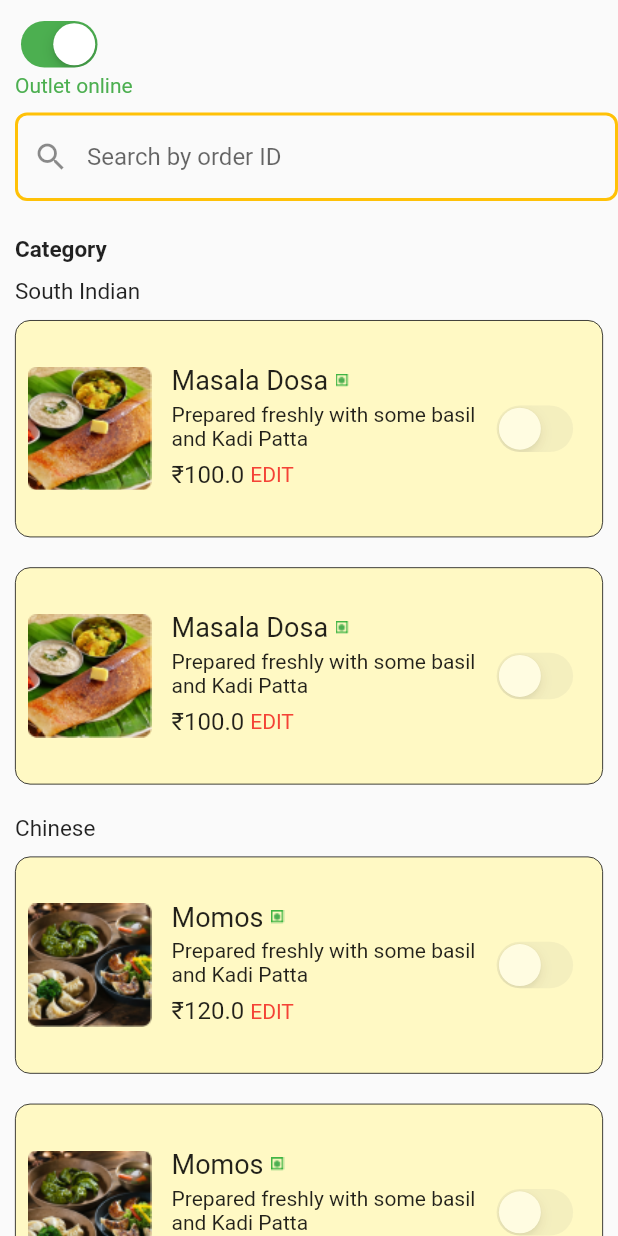
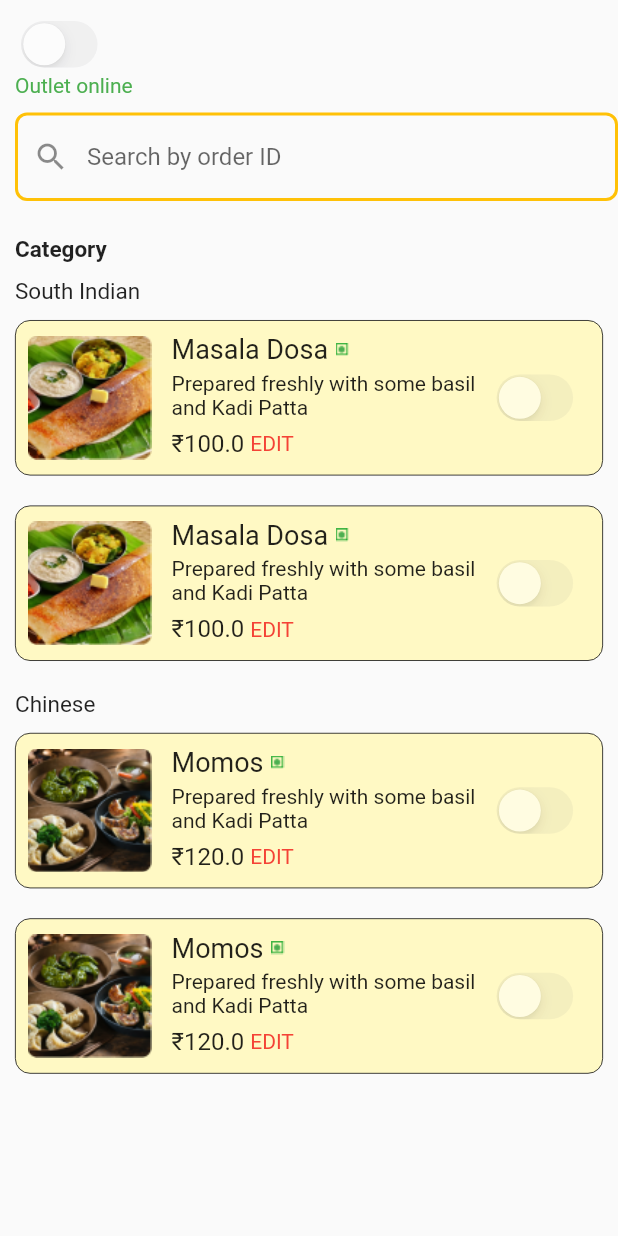
Before and after one commit to AKSHAT564564/Foodistaan-Restuarant, a Flutter app: the Menu screen opened directly, on a phone screen of 412 x 824 dp. Run offline on Flutter 3.47's test engine with Material 2 defaults, Android fonts, the phone set to English and light mode, and no system bars; our stand-ins replace cloud_firestore, firebase_auth, firebase_core, modal_progress_hud_nsn; accounts and stored records are empty.

Commit message:
10-01-2022

```diff
--- a/lib/main.dart
+++ b/lib/main.dart
@@ -11,8 +11,7 @@ void main() async {
   WidgetsFlutterBinding.ensureInitialized();
   await Firebase.initializeApp();
   runApp(MaterialApp(
-    // initialRoute: FirebaseAuth.instance.currentUser != null ? 'Main' : 'L',
-    initialRoute: 'Main',
+    initialRoute: FirebaseAuth.instance.currentUser != null ? 'Main' : 'L',
     routes: {
       'Main': (context) => MainScreenFile(),
       'SS': (context) => SplashScreen(),
--- a/lib/screens/home/home_page.dart
+++ b/lib/screens/home/home_page.dart
@@ -28,7 +28,8 @@ class _HomePageState extends State<HomePage> {
         children: [
           Container(
             padding: EdgeInsets.all(10),
-            height: MediaQuery.of(context).size.height * 0.23,
+            height: MediaQuery.of(context).size.height * 0.14,
+            child: SingleChildScrollView(
               child: Column(
                 mainAxisAlignment: MainAxisAlignment.spaceEvenly,
                 children: [
@@ -57,9 +58,7 @@ class _HomePageState extends State<HomePage> {
                       ),
                     ],
                   ),
-                Container(
-                  height: MediaQuery.of(context).size.height * 0.05,
-                  child: Row(
+                  Row(
                     mainAxisAlignment: MainAxisAlignment.spaceBetween,
                     children: [
                       Text(
@@ -71,15 +70,14 @@ class _HomePageState extends State<HomePage> {
                         size: 20,
                       )
                     ],
-                  ),
                   )
                 ],
               ),
             ),
+          ),
           Container(
             padding: EdgeInsets.all(10),
-            height: MediaQuery.of(context).size.height * 0.15,
-            child: Center(
+            height: MediaQuery.of(context).size.height * 0.1,
             child: TextFormField(
                 decoration: InputDecoration(
                     prefixIcon: Padding(
@@ -99,7 +97,6 @@ class _HomePageState extends State<HomePage> {
                           color: Colors.amber,
                           width: 2.0,
                         )))),
-            ),
           ),
           Container(
             height: MediaQuery.of(context).size.height * 0.08,
@@ -167,18 +164,12 @@ class _HomePageState extends State<HomePage> {
               ],
             ),
           ),
-          SizedBox(
-            height: 20,
-          ),
-          Padding(
-            padding: const EdgeInsets.all(10.0),
-            child: Container(
+          Container(
               child: _orderPreparing
                   ? OrderFunctions().receivedOrder()
                   : _orderReady
                       ? OrderFunctions().readyOrders()
                       : OrderPicked()),
-          ),
         ],
       ),
     );
--- a/lib/screens/home/order_widget.dart
+++ b/lib/screens/home/order_widget.dart
@@ -15,7 +15,6 @@ class _OrderWidgetState extends State<OrderWidget> {
   Widget build(BuildContext context) {
     return Material(
       child: Container(
-        margin: EdgeInsets.only(bottom: 15),
         padding: EdgeInsets.all(10),
         decoration: BoxDecoration(
           border: Border.all(color: Colors.grey, width: 1),
--- a/lib/screens/insights/insight_widget.dart
+++ b/lib/screens/insights/insight_widget.dart
@@ -18,24 +18,26 @@ class _InsightWidgetState extends State<InsightWidget> {
           borderRadius: BorderRadius.circular(10),
           border: Border.all(color: Colors.black, width: 0.5),
         ),
+        child: SingleChildScrollView(
           child: Column(
             children: [
               Container(
                 padding: EdgeInsets.only(left: 15, top: 15),
                 alignment: Alignment.centerLeft,
-              height: MediaQuery.of(context).size.height * 0.12,
+                height: MediaQuery.of(context).size.height * 0.095,
                 child: Column(
                   mainAxisAlignment: MainAxisAlignment.start,
                   crossAxisAlignment: CrossAxisAlignment.start,
                   children: [
                     Text(
                       "Today",
-                    style:
-                        TextStyle(fontSize: 18, fontWeight: FontWeight.normal),
+                      style: TextStyle(
+                          fontSize: 18, fontWeight: FontWeight.normal),
                     ),
                     Text(
                       "Rs.2590.12",
-                    style: TextStyle(fontSize: 20, fontWeight: FontWeight.bold),
+                      style:
+                          TextStyle(fontSize: 20, fontWeight: FontWeight.bold),
                     ),
                   ],
                 ),
@@ -49,12 +51,13 @@ class _InsightWidgetState extends State<InsightWidget> {
                 ),
               ),
               Container(
-              height: MediaQuery.of(context).size.height * 0.15,
+                height: MediaQuery.of(context).size.height * 0.1,
                 padding: EdgeInsets.all(15),
                 child: Row(
                   children: [
                     Container(
                       width: MediaQuery.of(context).size.width * 0.3,
+                      child: SingleChildScrollView(
                         child: Column(
                           mainAxisAlignment: MainAxisAlignment.start,
                           crossAxisAlignment: CrossAxisAlignment.start,
@@ -81,6 +84,7 @@ class _InsightWidgetState extends State<InsightWidget> {
                                   fontWeight: FontWeight.normal),
                             ),
                           ],
+                        ),
                       ),
                     ),
                     Container(
@@ -129,6 +133,7 @@ class _InsightWidgetState extends State<InsightWidget> {
             ],
           ),
         ),
+      ),
     );
   }
 }
--- a/lib/screens/insights/insights.dart
+++ b/lib/screens/insights/insights.dart
@@ -60,7 +60,7 @@ class _InsightsState extends State<Insights> {
           ),
           Container(
             padding: EdgeInsets.all(10),
-            height: MediaQuery.of(context).size.height * 0.31,
+            height: MediaQuery.of(context).size.height * 0.22,
             child: InsightWidget(),
           ),
           Container(
@@ -115,7 +115,7 @@ class _InsightsState extends State<Insights> {
           ),
           Container(
             padding: EdgeInsets.all(10),
-            height: MediaQuery.of(context).size.height * 0.31,
+            height: MediaQuery.of(context).size.height * 0.22,
             child: InsightWidget(),
           ),
         ],
--- a/lib/screens/menu/menu.dart
+++ b/lib/screens/menu/menu.dart
@@ -1,7 +1,6 @@
 import 'package:flutter/cupertino.dart';
 import 'package:flutter/material.dart';
-import 'package:foodistaan_restuarant/screens/menu/menu_widget_offline.dart';
-import 'package:foodistaan_restuarant/screens/menu/menu_widget_online.dart';
+import 'package:foodistaan_restuarant/screens/menu/menu_widget.dart';
 
 class Menu extends StatefulWidget {
   Menu({Key? key}) : super(key: key);
@@ -11,7 +10,7 @@ class Menu extends StatefulWidget {
 }
 
 class _MenuState extends State<Menu> {
-  bool _isOutletOnline = true;
+  bool _switchValue = false;
   @override
   Widget build(BuildContext context) {
     return Scaffold(
@@ -23,19 +22,10 @@ class _MenuState extends State<Menu> {
               mainAxisAlignment: MainAxisAlignment.start,
               crossAxisAlignment: CrossAxisAlignment.start,
               children: [
-                CupertinoSwitch(
-                    activeColor: Colors.green,
-                    value: _isOutletOnline,
-                    onChanged: (value) {
-                      _isOutletOnline = value;
-                      setState(() {});
-                    }),
+                CupertinoSwitch(value: _switchValue, onChanged: null),
                 Text(
-                  _isOutletOnline == true ? "Outlet online" : "Outlet offline",
-                  style: TextStyle(
-                      fontSize: 14,
-                      color:
-                          _isOutletOnline == true ? Colors.green : Colors.red),
+                  "Outlet online",
+                  style: TextStyle(fontSize: 14, color: Colors.green),
                 )
               ],
             ),
@@ -44,7 +34,6 @@ class _MenuState extends State<Menu> {
             padding: EdgeInsets.only(top: 10, left: 10),
             height: MediaQuery.of(context).size.height * 0.1,
             child: TextFormField(
-                enabled: _isOutletOnline == true ? true : false,
                 decoration: InputDecoration(
                     prefixIcon: Padding(
                       padding: EdgeInsets.all(8),
@@ -54,17 +43,13 @@ class _MenuState extends State<Menu> {
                     focusedBorder: OutlineInputBorder(
                         borderRadius: BorderRadius.circular(8),
                         borderSide: BorderSide(
-                          color: _isOutletOnline == true
-                              ? Colors.amber
-                              : Colors.grey,
+                          color: Colors.amber,
                           width: 2.0,
                         )),
                     enabledBorder: OutlineInputBorder(
                         borderRadius: BorderRadius.circular(8),
                         borderSide: BorderSide(
-                          color: _isOutletOnline == true
-                              ? Colors.amber
-                              : Colors.grey,
+                          color: Colors.amber,
                           width: 2.0,
                         )))),
           ),
@@ -84,36 +69,24 @@ class _MenuState extends State<Menu> {
           ),
           Container(
             padding: EdgeInsets.all(10),
-              height: MediaQuery.of(context).size.height * 0.2,
-              child: _isOutletOnline == true
-                  ? MenuWidgetOnline(
+            height: MediaQuery.of(context).size.height * 0.15,
+            child: MenuWidget(
               name: "Masala Dosa",
               image: "dosa.png",
               desc: "Prepared freshly with some basil and Kadi Patta",
               price: 100,
-                    )
-                  : MenuWidgetOffline(
+            ),
+          ),
+          Container(
+            padding: EdgeInsets.all(10),
+            height: MediaQuery.of(context).size.height * 0.15,
+            child: MenuWidget(
               name: "Masala Dosa",
               image: "dosa.png",
               desc: "Prepared freshly with some basil and Kadi Patta",
               price: 100,
-                    )),
-          Container(
-              padding: EdgeInsets.all(10),
-              height: MediaQuery.of(context).size.height * 0.2,
-              child: _isOutletOnline == true
-                  ? MenuWidgetOnline(
-                      name: "Masala Dosa",
-                      image: "dosa.png",
-                      desc: "Prepared freshly with some basil and Kadi Patta",
-                      price: 100,
-                    )
-                  : MenuWidgetOffline(
-                      name: "Masala Dosa",
-                      image: "dosa.png",
-                      desc: "Prepared freshly with some basil and Kadi Patta",
-                      price: 100,
-                    )),
+            ),
+          ),
           Container(
             padding: EdgeInsets.only(top: 10, left: 10),
             child: Text(
@@ -123,15 +96,8 @@ class _MenuState extends State<Menu> {
           ),
           Container(
             padding: EdgeInsets.all(10),
-            height: MediaQuery.of(context).size.height * 0.2,
-            child: _isOutletOnline == true
-                ? MenuWidgetOnline(
-                    name: "Momos",
-                    image: "momos.png",
-                    desc: "Prepared freshly with some basil and Kadi Patta",
-                    price: 120,
-                  )
-                : MenuWidgetOffline(
+            height: MediaQuery.of(context).size.height * 0.15,
+            child: MenuWidget(
               name: "Momos",
               image: "momos.png",
               desc: "Prepared freshly with some basil and Kadi Patta",
@@ -140,21 +106,14 @@ class _MenuState extends State<Menu> {
           ),
           Container(
             padding: EdgeInsets.all(10),
-            height: MediaQuery.of(context).size.height * 0.2,
-            child: _isOutletOnline == true
-                ? MenuWidgetOnline(
-                    name: "Momos",
-                    image: "momos.png",
-                    desc: "Prepared freshly with some basil and Kadi Patta",
-                    price: 120,
-                  )
-                : MenuWidgetOffline(
+            height: MediaQuery.of(context).size.height * 0.15,
+            child: MenuWidget(
               name: "Momos",
               image: "momos.png",
               desc: "Prepared freshly with some basil and Kadi Patta",
               price: 120,
             ),
-          ),
+          )
         ],
       ),
     );
--- /dev/null
+++ b/lib/screens/menu/menu_widget.dart
@@ -0,0 +1,101 @@
+import 'package:flutter/cupertino.dart';
+import 'package:flutter/material.dart';
+
+class MenuWidget extends StatelessWidget {
+  MenuWidget({
+    required this.image,
+    required this.name,
+    required this.desc,
+    required this.price,
+  });
+
+  final String image;
+  final String name;
+  final String desc;
+  final double price;
+
+  bool _switchValue = false;
+  @override
+  Widget build(BuildContext context) {
+    return Material(
+      child: Container(
+        decoration: BoxDecoration(
+            borderRadius: BorderRadius.circular(10),
+            border: Border.all(color: Colors.black, width: 0.5),
+            color: Colors.yellow[100]),
+        child: Row(
+          children: [
+            Container(
+              margin: EdgeInsets.only(
+                  left: MediaQuery.of(context).size.width * 0.02),
+              width: MediaQuery.of(context).size.width * 0.2,
+              child: Image.asset(
+                'assets/images/$image',
+                fit: BoxFit.fill,
+              ),
+            ),
+            Container(
+              padding: const EdgeInsets.all(5.0),
+              margin: EdgeInsets.only(
+                  left: MediaQuery.of(context).size.width * 0.02),
+              width: MediaQuery.of(context).size.width * 0.55,
+              child: Column(
+                mainAxisAlignment: MainAxisAlignment.center,
+                crossAxisAlignment: CrossAxisAlignment.center,
+                children: [
+                  Row(
+                    children: [
+                      Text(
+                        "$name",
+                        style: TextStyle(fontSize: 18),
+                      ),
+                      Padding(
+                        padding: const EdgeInsets.all(5.0),
+                        child: Image.asset('assets/images/veg.png'),
+                      )
+                    ],
+                  ),
+                  Container(
+                    margin: EdgeInsets.only(
+                        top: MediaQuery.of(context).size.width * 0.01),
+                    child: SafeArea(
+                        child: Text(
+                      "$desc",
+                      style: TextStyle(fontSize: 14),
+                    )),
+                  ),
+                  Container(
+                    margin: EdgeInsets.only(
+                        top: MediaQuery.of(context).size.width * 0.01),
+                    child: Row(
+                      children: [
+                        Text(
+                          "₹$price",
+                          style: TextStyle(fontSize: 16),
+                        ),
+                        Padding(
+                          padding: const EdgeInsets.all(4.0),
+                          child: GestureDetector(
+                            child: Text(
+                              "EDIT",
+                              style: TextStyle(color: Colors.red),
+                            ),
+                            onTap: null,
+                          ),
+                        )
+                      ],
+                    ),
+                  ),
+                ],
+              ),
+            ),
+            Container(
+              width: MediaQuery.of(context).size.width * 0.1,
+              child: CupertinoSwitch(value: _switchValue, onChanged: null),
+            )
+          ],
+        ),
+      ),
+    );
+  }
+}
```
Also changed, not shown: 3 other files. Lines whose indentation alone changed are shown as unchanged.
